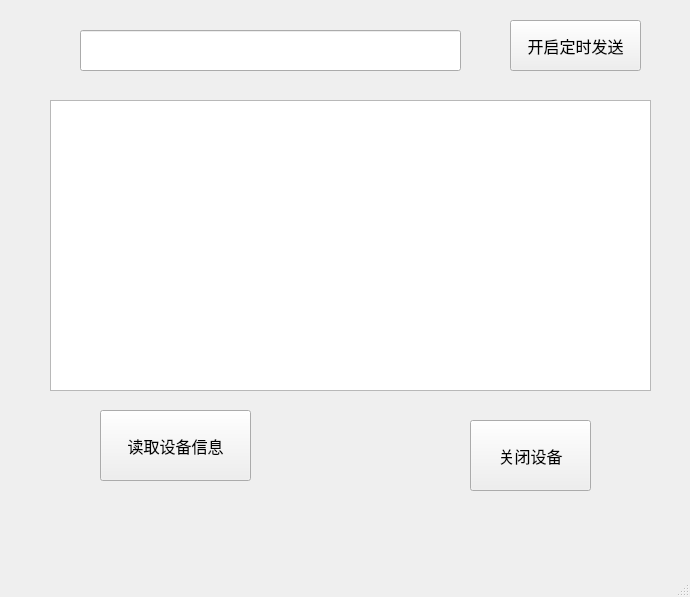
Before: the Qt Designer form Program/Qt_test_UsbToCan/mainwindow.ui in Jiye1314/StudyMaterials, drawn with Qt 5.
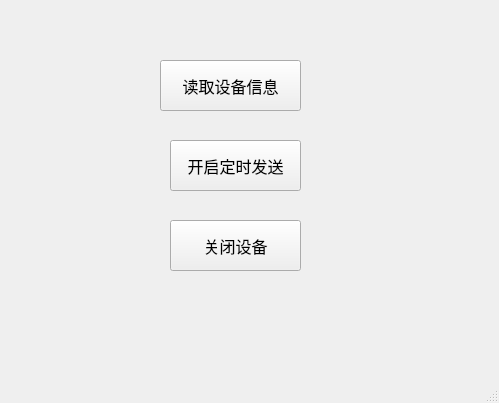
After: the same form once the commit is applied.

Diff of the .ui file:
```diff
--- a/Program/Qt_test_UsbToCan/mainwindow.ui
+++ b/Program/Qt_test_UsbToCan/mainwindow.ui
@@ -6,8 +6,8 @@
    <rect>
     <x>0</x>
     <y>0</y>
-    <width>690</width>
-    <height>597</height>
+    <width>499</width>
+    <height>403</height>
    </rect>
   </property>
   <property name="font">
@@ -22,10 +22,10 @@
    <widget class="QPushButton" name="bt_getDeviceInf">
     <property name="geometry">
      <rect>
-      <x>100</x>
-      <y>410</y>
-      <width>151</width>
-      <height>71</height>
+      <x>160</x>
+      <y>60</y>
+      <width>141</width>
+      <height>51</height>
      </rect>
     </property>
     <property name="text">
@@ -35,41 +35,21 @@
    <widget class="QPushButton" name="bt_closeDev">
     <property name="geometry">
      <rect>
-      <x>470</x>
-      <y>420</y>
-      <width>121</width>
-      <height>71</height>
+      <x>170</x>
+      <y>220</y>
+      <width>131</width>
+      <height>51</height>
      </rect>
     </property>
     <property name="text">
      <string>关闭设备</string>
     </property>
    </widget>
-   <widget class="QTextEdit" name="textEdit">
-    <property name="geometry">
-     <rect>
-      <x>50</x>
-      <y>100</y>
-      <width>601</width>
-      <height>291</height>
-     </rect>
-    </property>
-   </widget>
-   <widget class="QLineEdit" name="lineEdit">
-    <property name="geometry">
-     <rect>
-      <x>80</x>
-      <y>30</y>
-      <width>381</width>
-      <height>41</height>
-     </rect>
-    </property>
-   </widget>
    <widget class="QPushButton" name="bt_send">
     <property name="geometry">
      <rect>
-      <x>510</x>
-      <y>20</y>
+      <x>170</x>
+      <y>140</y>
       <width>131</width>
       <height>51</height>
      </rect>
```
Left out of the diff: 2 changed lines with no effect on the pictures.
